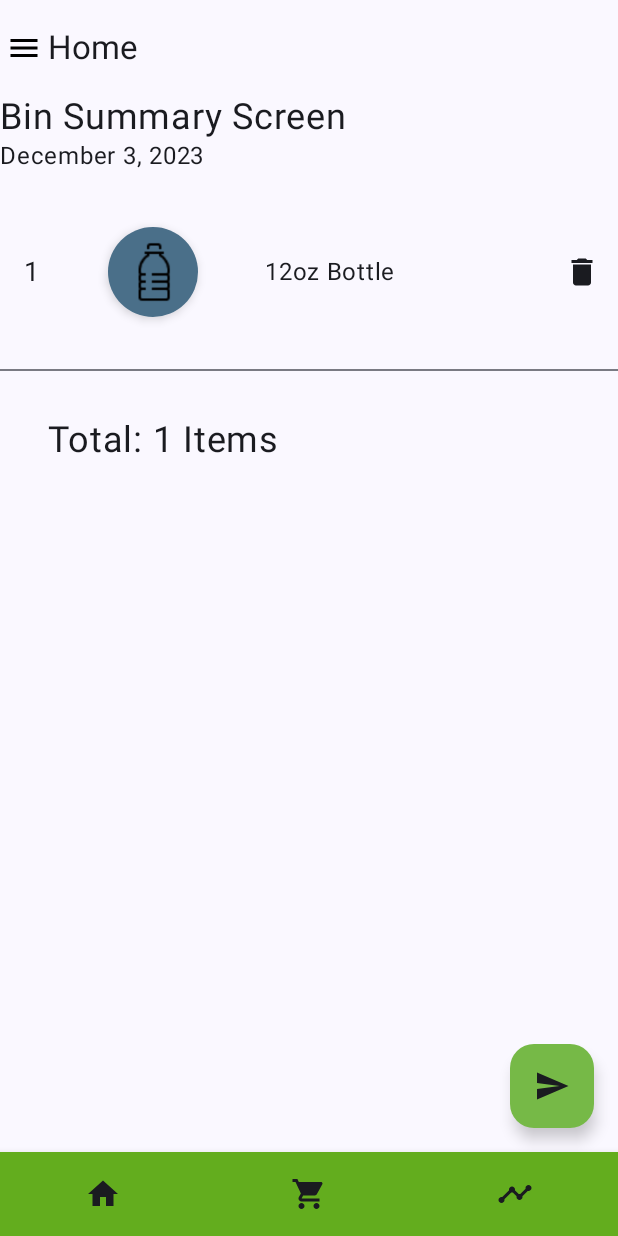
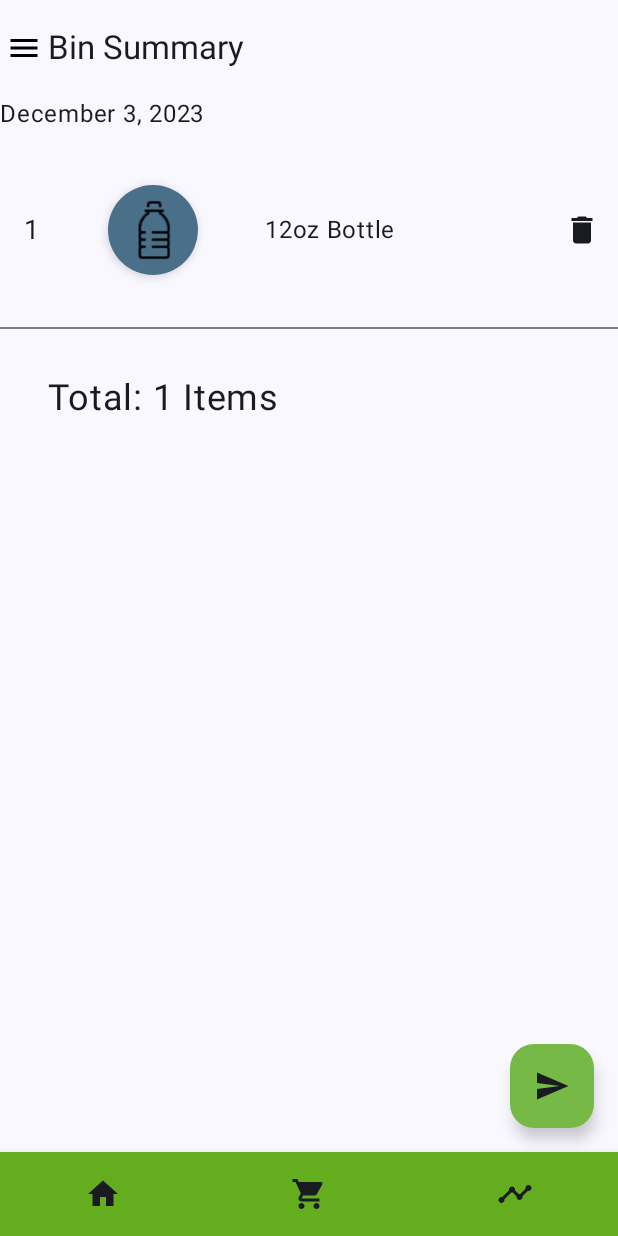
Before and after one commit to jaredbaca/RecyclingTracker, an Android app built with Jetpack Compose: the BinSummaryScreen screen opened through its navigation route, on a phone screen of 412 x 824 dp. Run offline under Robolectric (Android 15) with nearby library versions, the phone set to English and light mode, and no system bars; our stand-ins replace Firebase (no records; nobody signed in at launch, a user with empty details on screens opened directly); 1 statement that could not run was skipped.

Commit message:
Updated page titles

```diff
--- a/app/src/main/java/edu/bu/recyclingtracker/ui/screens/BinSummaryScreen.kt
+++ b/app/src/main/java/edu/bu/recyclingtracker/ui/screens/BinSummaryScreen.kt
@@ -61,7 +61,7 @@ fun BinSummaryScreen(navController: NavController, viewModel: LogRecyclablesView
 
     Scaffold(
         topBar = {
-            AppToolbar(toolbarTitle = "Home")
+            AppToolbar(toolbarTitle = "Bin Summary")
         },
         bottomBar = {
             bottomNavBar2(navItems = navItems, navController)
@@ -94,12 +94,12 @@ fun BinSummaryScreen(navController: NavController, viewModel: LogRecyclablesView
                 .padding(paddingValues)
         ) {
             Column {
-                Row {
-                    Text(
-                        text = "Bin Summary Screen",
-                        fontSize = 24.sp
-                    )
-                }
+//                Row {
+//                    Text(
+//                        text = "Bin Summary Screen",
+//                        fontSize = 24.sp
+//                    )
+//                }
 
                 val dateFormat: SimpleDateFormat = SimpleDateFormat("MMMM d, yyyy")
 
```
